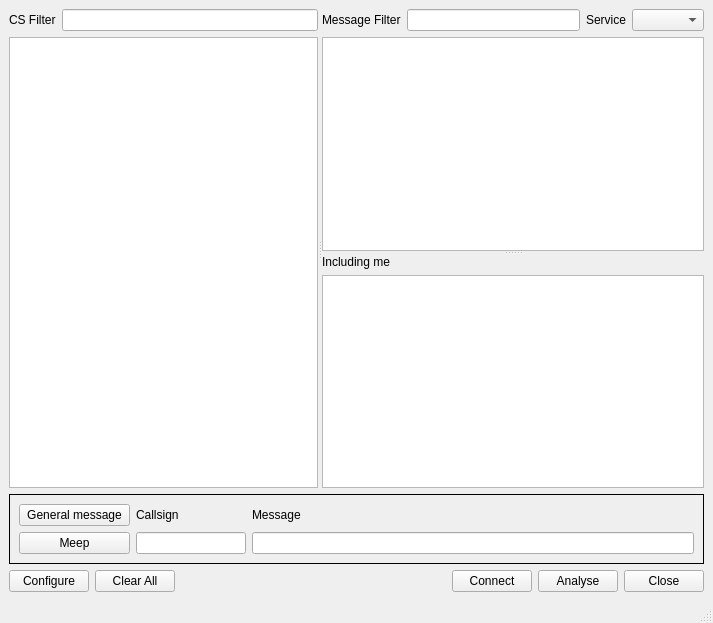
First picture: the form in mqt/MqtKSTClient/kstmainwindow.ui, repository Rsclub22/Minos2-Mirror, before the edit.
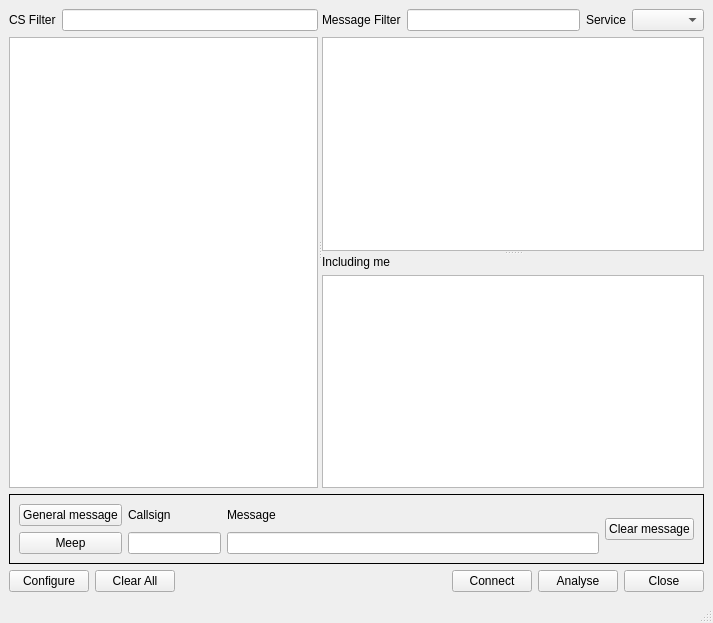
Second picture: the form after the edit. Custom widgets are drawn as their Qt base class.

Commit message: Set up message when call table clicked

What changed in the file:
```diff
--- a/mqt/MqtKSTClient/kstmainwindow.ui
+++ b/mqt/MqtKSTClient/kstmainwindow.ui
@@ -136,7 +136,7 @@
       <property name="frameShape">
        <enum>QFrame::Box</enum>
       </property>
-      <layout class="QHBoxLayout" name="horizontalLayout_6" stretch="1,1,4">
+      <layout class="QHBoxLayout" name="horizontalLayout_6" stretch="1,1,4,0">
        <item>
         <layout class="QVBoxLayout" name="verticalLayout_3">
          <item>
@@ -191,6 +191,13 @@
          </item>
         </layout>
        </item>
+       <item>
+        <widget class="QPushButton" name="clearMessageButton">
+         <property name="text">
+          <string>Clear message</string>
+         </property>
+        </widget>
+       </item>
       </layout>
      </widget>
     </item>
```
The commit also changes 2 other files.
